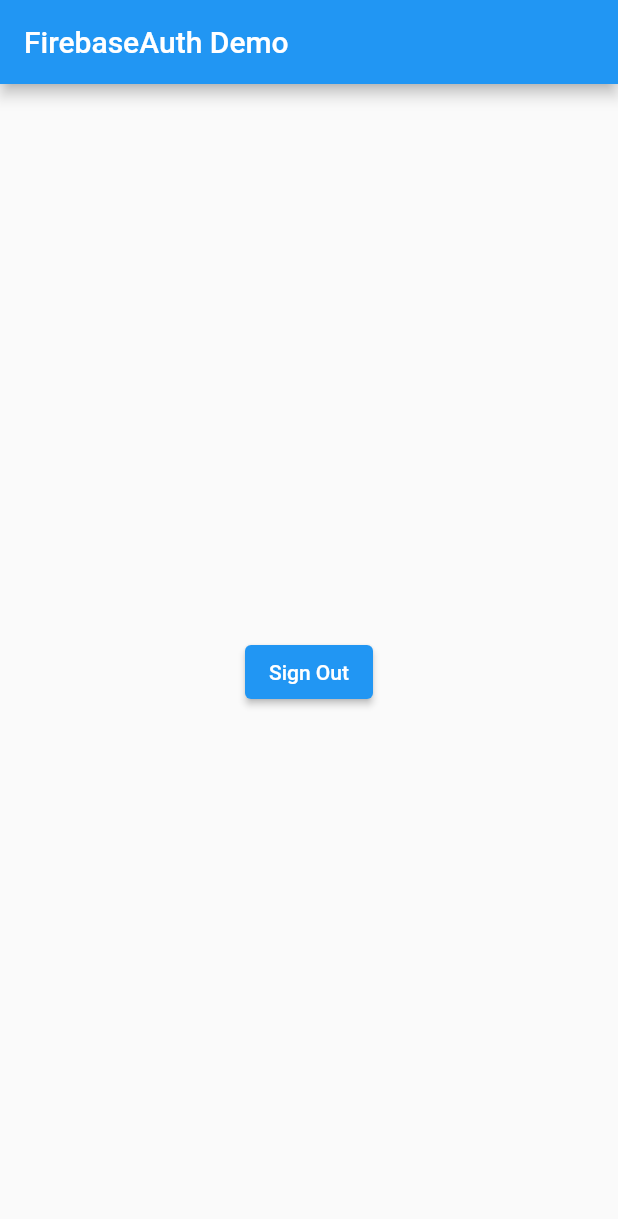
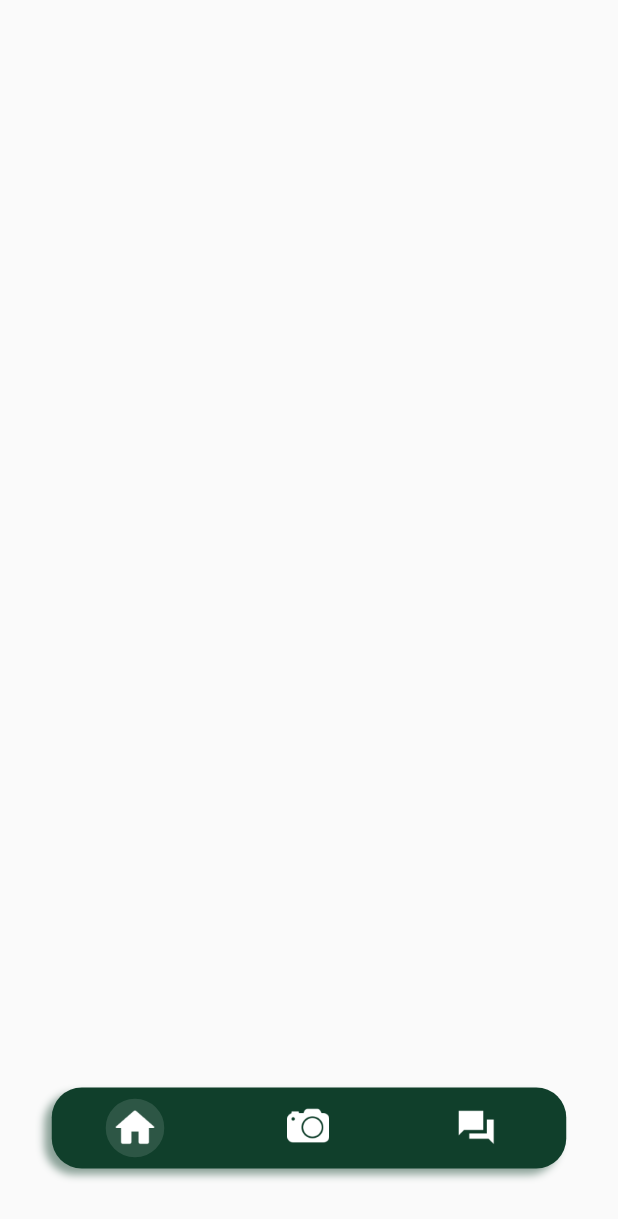
Before and after one commit to greenify-app/Greenify, a Flutter app: the screen it shows once a user with an empty profile is signed in, on a phone screen of 412 x 824 dp. Shown: the top 1219 px of the screen. Run offline on Flutter 3.47's test engine with Material 2 defaults, Android fonts, the phone set to English and light mode, and no system bars; our stand-ins replace firebase_auth, firebase_core, google_sign_in; accounts and stored records are empty; network calls fail.

Commit message:
Navbar added

```diff
--- a/lib/home.dart
+++ b/lib/home.dart
@@ -1,6 +1,7 @@
 import 'package:flutter/material.dart';
 import 'package:greenify/auth.dart';
 import 'package:firebase_auth/firebase_auth.dart';
+import 'package:greenify/widgets/navbar.dart';
 
 class HomePage extends StatelessWidget {
   HomePage({super.key});
@@ -26,20 +27,17 @@
   @override
   Widget build(BuildContext context) {
     return Scaffold(
-        appBar: AppBar(
-          title: _title(),
-        ),
         body: Container(
             height: double.infinity,
             width: double.infinity,
-            padding: const EdgeInsets.all(20),
             child: Column(
-                crossAxisAlignment: CrossAxisAlignment.center,
-                mainAxisAlignment: MainAxisAlignment.center,
-                children: <Widget>[
-                  _userUid(),
-                  _signOutButton(),
-                ]))
+              crossAxisAlignment: CrossAxisAlignment.center,
+              mainAxisAlignment: MainAxisAlignment.end,
+              children: [
+                NavBar(),
+                SizedBox(height: 45),
+                ],
+            ))
                );
   }
 }
--- a/lib/widgets/login_input_box.dart
+++ b/lib/widgets/login_input_box.dart
@@ -26,15 +26,14 @@
             ),
           ),
 
-          // Add the TextFormField here to overlay it on top of the placeholder text
           Positioned.fill(
             child: TextFormField(
               controller: controller,
               decoration: InputDecoration(
-                hintText: title, // Using the 'title' as the hint text
+                hintText: title,
                 border: InputBorder.none,
                 contentPadding: const EdgeInsets.symmetric(
-                  vertical: 10, // You can adjust this value to match the positioning of the text
+                  vertical: 10,
                   horizontal: 17,
                 ),
                 filled: true,
--- /dev/null
+++ b/lib/widgets/navbar.dart
@@ -0,0 +1,153 @@
+import 'package:flutter/material.dart';
+
+import 'package:flutter/material.dart';
+import 'package:greenify/home.dart';
+
+class NavBar extends StatelessWidget {
+  @override
+  Widget build(BuildContext context) {
+    return Container(
+      width: 343,
+      height: 54,
+      child: Stack(
+        alignment: Alignment.center,
+        children: [
+          Positioned(
+            left: 0,
+            top: 0,
+            child: Container(
+              width: 343,
+              height: 54,
+              decoration: ShapeDecoration(
+                color: Color(0xFF103F2B),
+                shape: RoundedRectangleBorder(
+                  borderRadius: BorderRadius.circular(20),
+                ),
+                shadows: [
+                  BoxShadow(
+                    color: Color(0x7A103F2B),
+                    blurRadius: 4,
+                    offset: Offset(-5, 4),
+                    spreadRadius: 0,
+                  ),
+                ],
+              ),
+            ),
+          ),
+          Positioned(
+            left: 36,
+            top: 7.5,
+            child: GestureDetector(
+              onTap: () {
+                Navigator.push(context, MaterialPageRoute(builder: (context) => HomePage()));
+              },
+              child: Stack(
+                alignment: Alignment.center,
+                children: [
+                  Container(
+                    width: 39,
+                    height: 39,
+                    decoration: BoxDecoration(
+                      shape: BoxShape.circle,
+                      border: Border.all(
+                        color: Colors.white.withOpacity(0.12),
+                        width: 19.5,
+                      ),
+                    ),
+                  ),
+                  Center(
+                    child: Container(
+                      width: 28,
+                      height: 28,
+                      decoration: BoxDecoration(
+                        image: DecorationImage(
+                          image: AssetImage("assets/home.png"),
+                          fit: BoxFit.contain,
+                        ),
+                      ),
+                    ),
+                  ),
+                ],
+              ),
+            ),
+          ),
+          Positioned(
+            left: 157,
+            top: 12,
+            child: GestureDetector(
+              onTap: () {
+                Navigator.push(context, MaterialPageRoute(builder: (context) => _widgetName2()));
+              },
+              child: Container(
+                width: 28,
+                height: 28,
+                decoration: BoxDecoration(
+                  image: DecorationImage(
+                    image: AssetImage("assets/camera.png"),
+                    fit: BoxFit.contain,
+                  ),
+                ),
+              ),
+            ),
+          ),
+          Positioned(
+            left: 269,
+            top: 12,
+            child: GestureDetector(
+              onTap: () {
+                Navigator.push(context, MaterialPageRoute(builder: (context) => _widgetName3()));
+              },
+              child: Container(
+                width: 28,
+                height: 28,
+                decoration: BoxDecoration(
+                  image: DecorationImage(
+                    image: AssetImage("assets/chat.png"),
+                    fit: BoxFit.contain,
+                  ),
+                ),
+              ),
+            ),
+          ),
+        ],
+      ),
+    );
+  }
+}
+
+
+class _widgetName1 extends StatelessWidget {
+  @override
+  Widget build(BuildContext context) {
+    return Scaffold(
+      appBar: AppBar(title: Text("Widget 1")),
+      body: Center(
+        child: Text("This is Widget 1"),
+      ),
+    );
+  }
+}
+
+class _widgetName2 extends StatelessWidget {
+  @override
+  Widget build(BuildContext context) {
+    return Scaffold(
+      appBar: AppBar(title: Text("Widget 2")),
+      body: Center(
+        child: Text("This is Widget 2"),
+      ),
+    );
+  }
+}
+
+class _widgetName3 extends StatelessWidget {
+  @override
+  Widget build(BuildContext context) {
+    return Scaffold(
+      appBar: AppBar(title: Text("Widget 3")),
+      body: Center(
+        child: Text("This is Widget 3"),
+      ),
+    );
+  }
+}
--- a/pubspec.yaml
+++ b/pubspec.yaml
@@ -28,3 +28,6 @@
   assets:
     - assets/logo.png
     - assets/google_logo.png
+    - assets/chat.png
+    - assets/camera.png
+    - assets/home.png
```
Also changed, not shown: lib/login.dart (+3 -4 lines), assets/camera.png (added), assets/chat.png (added), assets/home.png (added).
